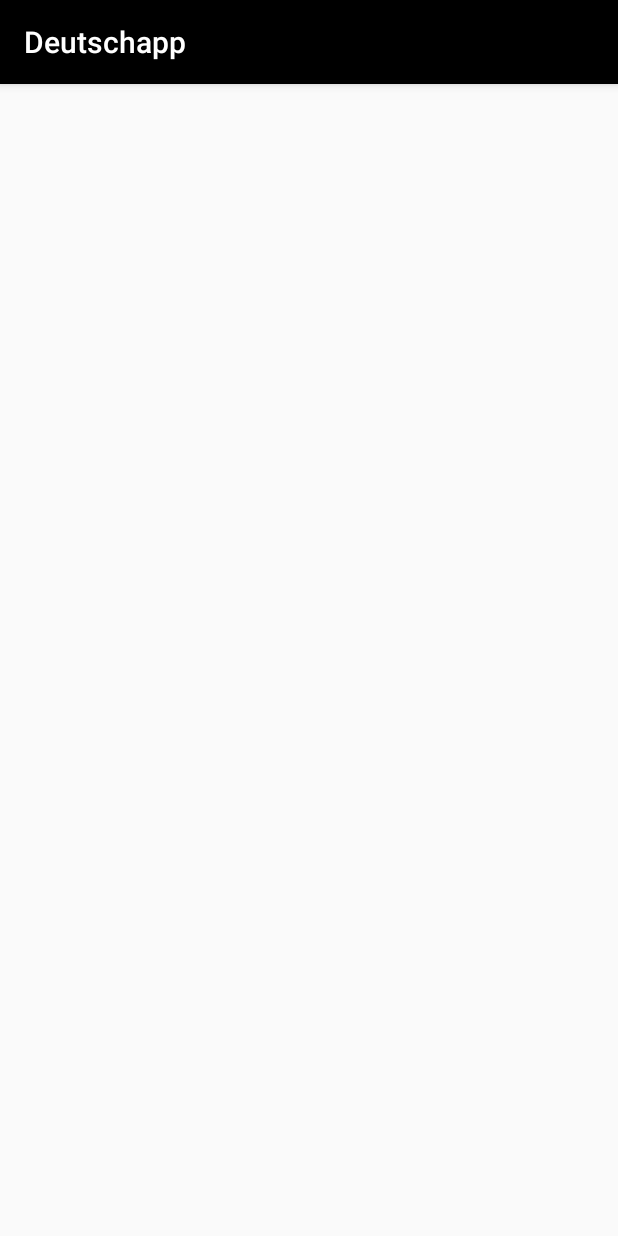
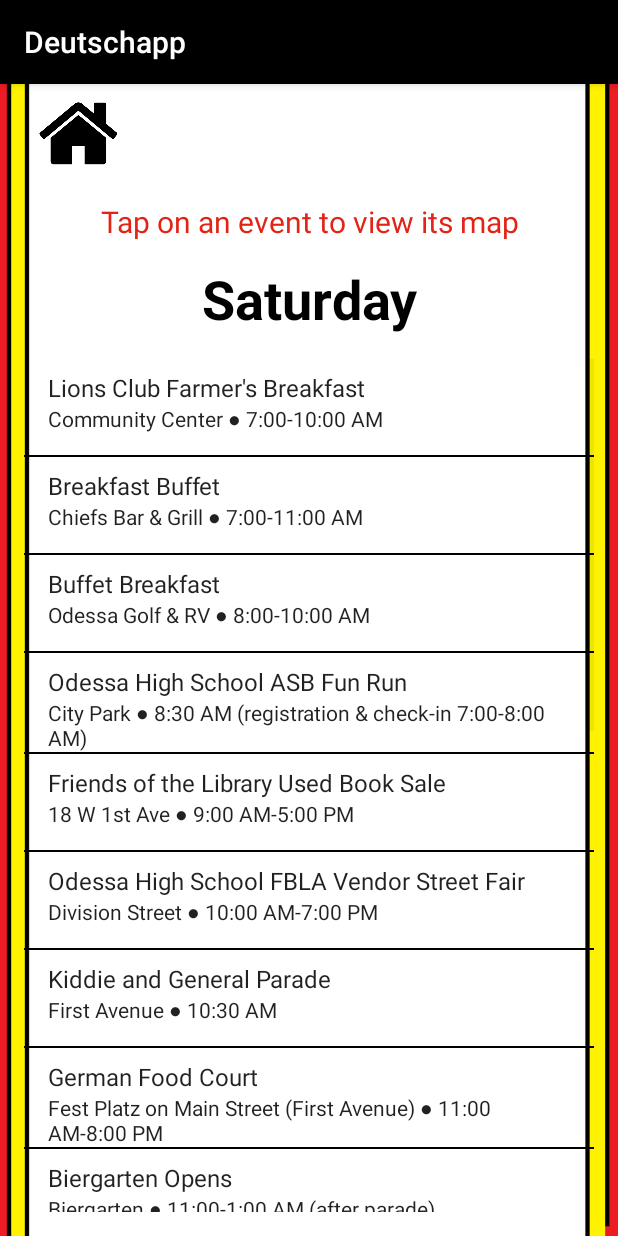
Before and after one commit to eml2017/Deutschapp, an Android app: the SaturdayActivity screen opened directly, with no data from a screen before it, on a phone screen of 412 x 824 dp. Run offline under Robolectric (Android 15) with nearby library versions, the phone set to English and light mode, and no system bars.

Commit message:
saturday done

```diff
--- a/app/src/main/java/com/example/deutschappv2/FridayActivity.java
+++ b/app/src/main/java/com/example/deutschappv2/FridayActivity.java
@@ -1,5 +1,5 @@
 /**
- * Created by Cole on 4/20/2016.
+ * Created by Cole on 4/20/2017.
  */
 
 package com.example.deutschappv2;
@@ -36,6 +36,7 @@ public class FridayActivity extends AppCompatActivity {
         fridayEventList.add(new Event("Vintage Textile Display", "St. Matthew's Church (Alder St & 4th Ave)", "10:00 AM-5:00 PM"));
         fridayEventList.add(new Event("Odessa High School FBLA Vendor Street Fair", "Division Street", "10:00 AM-7:00 PM"));
         fridayEventList.add(new Event("German Food Court", "Fest Platz on Main Street (First Avenue)", "11:00 AM-8:00 PM"));
+        fridayEventList.add(new Event("Biergarten Opens", "Biergarten", "12:30 PM-1:00 AM"));
         fridayEventList.add(new Event("Rocky Coulee Brewing Opens", "Rocky Coulee Brewing Co.", "2:00 PM"));
         fridayEventList.add(new Event("Historical Museum Open", "West 4th Ave. & Elm St.", "2:00-6:00 PM"));
         fridayEventList.add(new Event("Odessa High School Football Game (The Sausage Bowl)", "Finney Field", "7:00 PM"));
--- a/app/src/main/java/com/example/deutschappv2/MainActivity.java
+++ b/app/src/main/java/com/example/deutschappv2/MainActivity.java
@@ -17,7 +17,6 @@ public class MainActivity extends AppCompatActivity {
         setContentView(R.layout.activity_main);
     }
 
-    // Actions performed when a button is selected on the home page
     // Map action isn't done yet
     public void showGreetings(View view) {
         String button_text;
--- a/app/src/main/java/com/example/deutschappv2/SaturdayActivity.java
+++ b/app/src/main/java/com/example/deutschappv2/SaturdayActivity.java
@@ -1,14 +1,82 @@
+/**
+ * Created by Thomas on 11/21/16.
+ */
+
 package com.example.deutschappv2;
 
+import androidx.annotation.NonNull;
+import androidx.annotation.Nullable;
 import androidx.appcompat.app.AppCompatActivity;
 
+import android.content.Intent;
 import android.os.Bundle;
+import android.view.View;
+import android.view.ViewGroup;
+import android.widget.ArrayAdapter;
+import android.widget.Button;
+import android.widget.ListView;
+import android.widget.TextView;
+
+import java.util.ArrayList;
+import java.util.List;
 
 public class SaturdayActivity extends AppCompatActivity {
+    List<Event> saturdayEventList;
 
     @Override
     protected void onCreate(Bundle savedInstanceState) {
         super.onCreate(savedInstanceState);
         setContentView(R.layout.activity_saturday);
+
+        saturdayEventList = new ArrayList<Event>();
+        saturdayEventList.add(new Event("Lions Club Farmer's Breakfast", "Community Center", "7:00-10:00 AM"));
+        saturdayEventList.add(new Event("Breakfast Buffet", "Chiefs Bar & Grill", "7:00-11:00 AM"));
+        saturdayEventList.add(new Event("Buffet Breakfast", "Odessa Golf & RV", "8:00-10:00 AM"));
+        saturdayEventList.add(new Event("Odessa High School ASB Fun Run", "City Park", "8:30 AM (registration & check-in 7:00-8:00 AM)"));
+        saturdayEventList.add(new Event("Friends of the Library Used Book Sale", "18 W 1st Ave", "9:00 AM-5:00 PM"));
+        saturdayEventList.add(new Event("Odessa High School FBLA Vendor Street Fair", "Division Street", "10:00 AM-7:00 PM"));
+        saturdayEventList.add(new Event("Kiddie and General Parade", "First Avenue", "10:30 AM"));
+        saturdayEventList.add(new Event("German Food Court", "Fest Platz on Main Street (First Avenue)", "11:00 AM-8:00 PM"));
+        saturdayEventList.add(new Event("Biergarten Opens", "Biergarten", "11:00-1:00 AM (after parade)"));
+        saturdayEventList.add(new Event("Rocky Coulee Brewing Opens", "Rocky Coulee Brewing Co.", "11:00 AM (after parade)"));
+        saturdayEventList.add(new Event("Kid Zone", "City Park", "12:00-6:00 PM"));
+        saturdayEventList.add(new Event("Historisches Museum Open", "West 4th Ave. & Elm St.", "12:00-6:00 PM"));
+        saturdayEventList.add(new Event("Ag Machinery Display", "Historisches Museum", "12:00-6:00 PM"));
+        saturdayEventList.add(new Event("Vintage Textile Display", "St. Matthew's Church (Alder St & 4th Ave)", "12:00-5:00 PM"));
+        saturdayEventList.add(new Event("Poker Run Tournament 2-Person Scramble", "Odessa Golf & RV", "1:00 PM"));
+        saturdayEventList.add(new Event("Old Town Hall Rejuvenation Project Cash Bingo", "Old Town Hall", "1:00-4:00 PM"));
+        saturdayEventList.add(new Event("German Minute to Win It", "Rocky Coulee Brewing Co.", "1:00-5:00 PM (kids welcome until 7:00 PM)"));
+        saturdayEventList.add(new Event("Guitar Workshop", "Across from Rolling Thunder Pizza", "2:00 PM"));
+        saturdayEventList.add(new Event("Rocky Coulee Brewing Happy Hour Specials", "Rocky Coulee Brewing Co.", "3:00-5:00 PM"));
+        saturdayEventList.add(new Event("Rocky Coulee Brewing Fest Games", "Rocky Coulee Brewing Co.", "3:00 PM"));
+        saturdayEventList.add(new Event("Rocky Coulee Brewing Beer Stein Holding Contest", "Rocky Coulee Brewing Co.", "4:00 PM"));
+
+        ListView saturdayListView = (ListView) findViewById(R.id.saturdayListView);
+        ArrayAdapter<Event> arrayAdapter = new ArrayAdapter<Event>(this,
+                android.R.layout.simple_list_item_2,
+                android.R.id.text1,
+                saturdayEventList) {
+            @NonNull
+            @Override
+            public View getView(int position, @Nullable View convertView, @NonNull ViewGroup parent) {
+                View view = super.getView(position, convertView, parent);
+                Event event = saturdayEventList.get(position);
+                TextView tv1 = (TextView) view.findViewById(android.R.id.text1);
+                tv1.setText(event.getName());
+                TextView tv2 = (TextView) view.findViewById(android.R.id.text2);
+                tv2.setText(event.toString());
+                return view;
+            }
+        };
+        saturdayListView.setAdapter(arrayAdapter);
+    }
+
+    public void goBackHome(View view) {
+        String button_text;
+        button_text = ((Button) view).getText().toString();
+        if (button_text.equals("Home")) {
+            Intent homeIntent = new Intent(SaturdayActivity.this, MainActivity.class);
+            startActivity(homeIntent);
+        }
     }
 }
--- a/app/src/main/res/layout/activity_saturday.xml
+++ b/app/src/main/res/layout/activity_saturday.xml
@@ -1,9 +1,53 @@
 <?xml version="1.0" encoding="utf-8"?>
-<androidx.constraintlayout.widget.ConstraintLayout xmlns:android="http://schemas.android.com/apk/res/android"
-    xmlns:app="http://schemas.android.com/apk/res-auto"
+<LinearLayout
+    xmlns:android="http://schemas.android.com/apk/res/android"
     xmlns:tools="http://schemas.android.com/tools"
     android:layout_width="match_parent"
     android:layout_height="match_parent"
-    tools:context=".SaturdayActivity">
+    android:orientation="vertical"
+    tools:context=".SaturdayActivity"
+    android:background="@drawable/background">
 
-</androidx.constraintlayout.widget.ConstraintLayout>
+    <Button
+        android:id="@+id/homeButton"
+        android:text="Home"
+        android:textSize="1dp"
+        android:layout_width="66dp"
+        android:layout_height="66dp"
+        android:background="@drawable/home"
+        android:onClick="goBackHome"
+        android:freezesText="false"
+        android:layout_marginLeft="19dp"
+        android:layout_marginStart="19dp" />
+
+    <TextView
+        android:id="@+id/infoTextView"
+        android:layout_width="match_parent"
+        android:layout_height="wrap_content"
+        android:layout_marginTop="12dp"
+        android:fontFamily="sans-serif"
+        android:text="Tap on an event to view its map"
+        android:textAlignment="center"
+        android:textColor="@color/festRed"
+        android:textSize="20sp" />
+
+    <TextView
+        android:id="@+id/weekDayTextView"
+        android:text="Saturday"
+        android:layout_width="match_parent"
+        android:layout_height="wrap_content"
+        android:textSize="36sp"
+        android:textStyle="normal|bold"
+        android:textAlignment="center"
+        android:textColor="@color/festBlack"
+        android:layout_marginTop="13dp" />
+
+    <ListView
+        android:id="@+id/saturdayListView"
+        android:padding="16dp"
+        android:layout_width="fill_parent"
+        android:layout_height="wrap_content"
+        android:divider="@color/festBlack"
+        android:dividerHeight="1dp" />
+
+</LinearLayout>
```
